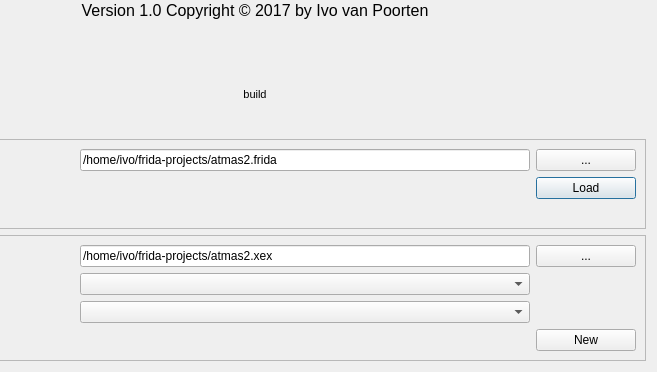
Qt form startdialog.ui (ivop/frida) before a commit; both pictures show x 147 to 804 and y 207 to 579 of the 804 by 579 pixel window.
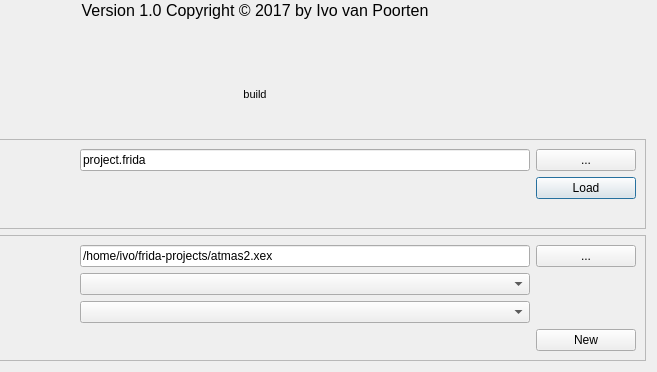
The same form after that commit. Icons and pictures are not drawn.

Commit message: Load and save project framework Add 13pt and 14pt font Set project.frida default file name Ignore frida.pro.user

```diff
--- a/startdialog.ui
+++ b/startdialog.ui
@@ -111,7 +111,7 @@
       <item row="0" column="1">
        <widget class="QLineEdit" name="lineExistingProject">
         <property name="text">
-         <string>/home/ivo/frida-projects/atmas2.frida</string>
+         <string>project.frida</string>
         </property>
        </widget>
       </item>
```
The commit also changes 9 other files.
